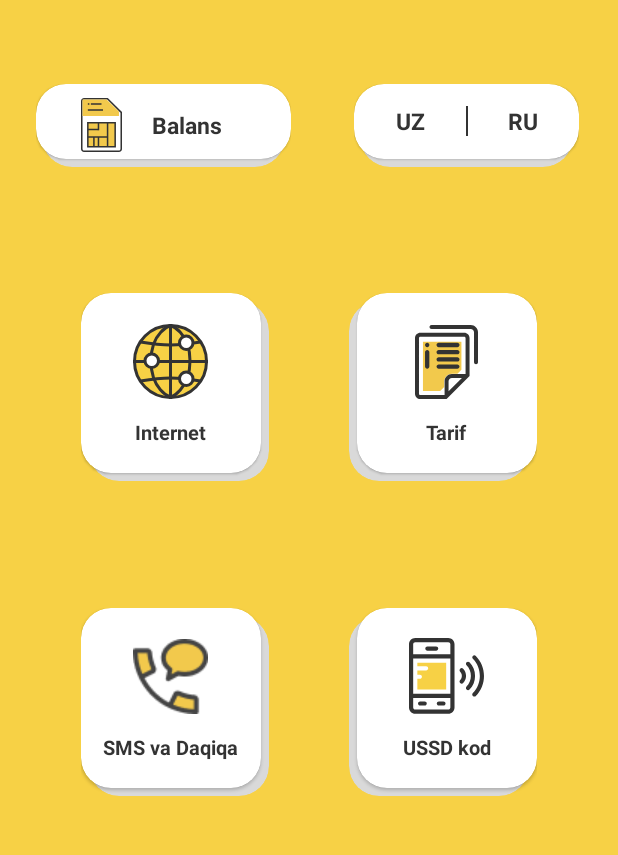
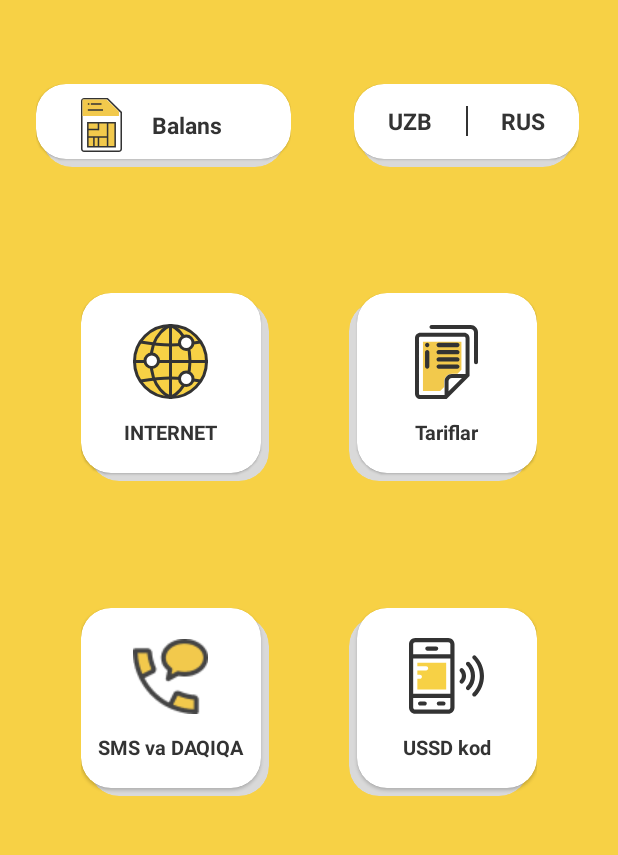
Before and after one commit to Nurullokhan/USSDMobile, an Android app: the screen it shows after launch (MainActivity), on a phone screen of 412 x 824 dp, the part 314-1169 px from its top. Run offline under Robolectric (Android 15) with nearby library versions, the phone set to English and light mode, and no system bars; our stand-ins replace navigation-ui.

Commit message:
"fragment_home" dagi textlar va ranglar ozgartirilidi

```diff
--- a/app/src/main/res/layout/fragment_home.xml
+++ b/app/src/main/res/layout/fragment_home.xml
@@ -4,7 +4,7 @@
     xmlns:tools="http://schemas.android.com/tools"
     android:layout_width="match_parent"
     android:layout_height="match_parent"
-    android:background="#F7D145"
+    android:background="@color/sariq"
     tools:context="com.example.ussdmobile.fragments.FragmentHome">
 
     <!--    <ImageView
@@ -48,7 +48,7 @@
             android:layout_gravity="center_horizontal"
             android:layout_marginTop="5dp"
             android:elevation="@null"
-            app:cardBackgroundColor="#D9D9D9"
+            app:cardBackgroundColor="@color/shadow"
             app:cardCornerRadius="20dp"
             app:cardElevation="@null"
             app:cardMaxElevation="@null" />
@@ -66,7 +66,7 @@
             android:layout_height="wrap_content"
             android:layout_gravity="center|center_vertical"
             android:layout_marginStart="16dp"
-            android:text="Beeline"
+            android:text="@string/beeline"
             android:textColor="#333333"
             android:textSize="32sp"
             android:textStyle="bold|normal"
@@ -105,7 +105,7 @@
             android:layout_gravity="center_horizontal"
             android:layout_marginTop="5dp"
             android:elevation="@null"
-            app:cardBackgroundColor="#D9D9D9"
+            app:cardBackgroundColor="@color/shadow"
             app:cardCornerRadius="20dp"
             app:cardElevation="@null"
             app:cardMaxElevation="@null" />
@@ -123,7 +123,7 @@
             android:layout_height="wrap_content"
             android:layout_gravity="center_horizontal|center"
             android:layout_marginStart="16dp"
-            android:text="Balans"
+            android:text="@string/balans"
             android:textColor="#333333"
             android:textSize="15sp"
             android:textStyle="bold|normal"
@@ -166,7 +166,7 @@
                     android:layout_gravity="center"
                     android:layout_weight="1"
                     android:gravity="center"
-                    android:text="UZ"
+                    android:text="@string/uzb"
                     android:textColor="#333333"
                     android:textSize="15sp"
                     android:textStyle="bold|normal" />
@@ -184,7 +184,7 @@
                     android:layout_gravity="center"
                     android:layout_weight="1"
                     android:gravity="center"
-                    android:text="RU"
+                    android:text="@string/rus"
                     android:textColor="#333333"
                     android:textSize="15sp"
                     android:textStyle="bold|normal" />
@@ -198,7 +198,7 @@
             android:layout_gravity="center_horizontal"
             android:layout_marginTop="5dp"
             android:elevation="@null"
-            app:cardBackgroundColor="#D9D9D9"
+            app:cardBackgroundColor="@color/shadow"
             app:cardCornerRadius="20dp"
             app:cardElevation="@null"
             app:cardMaxElevation="@null" />
@@ -235,7 +235,7 @@
                 android:layout_height="wrap_content"
                 android:layout_gravity="center_horizontal|bottom"
                 android:layout_marginBottom="18dp"
-                android:text="Internet"
+                android:text="@string/internet"
                 android:textColor="#333333"
                 android:textSize="13sp"
                 android:textStyle="bold|normal" />
@@ -248,7 +248,7 @@
             android:layout_marginStart="5dp"
             android:layout_marginTop="5dp"
             android:elevation="@null"
-            app:cardBackgroundColor="#D9D9D9"
+            app:cardBackgroundColor="@color/shadow"
             app:cardCornerRadius="20dp"
             app:cardElevation="@null"
             app:cardMaxElevation="@null" />
@@ -286,7 +286,7 @@
                 android:layout_height="wrap_content"
                 android:layout_gravity="center_horizontal|bottom"
                 android:layout_marginBottom="18dp"
-                android:text="Tarif"
+                android:text="@string/tariflar"
                 android:textColor="#333333"
                 android:textSize="13sp"
                 android:textStyle="bold|normal" />
@@ -298,7 +298,7 @@
             android:layout_height="120dp"
             android:layout_marginTop="5dp"
             android:elevation="@null"
-            app:cardBackgroundColor="#D9D9D9"
+            app:cardBackgroundColor="@color/shadow"
             app:cardCornerRadius="20dp"
             app:cardElevation="@null"
             app:cardMaxElevation="@null" />
@@ -335,7 +335,7 @@
                 android:layout_height="wrap_content"
                 android:layout_gravity="center_horizontal|bottom"
                 android:layout_marginBottom="18dp"
-                android:text="SMS va Daqiqa"
+                android:text="@string/sms_daqiqalar"
                 android:textColor="#333333"
                 android:textSize="13sp"
                 android:textStyle="bold|normal" />
@@ -348,7 +348,7 @@
             android:layout_marginStart="5dp"
             android:layout_marginTop="5dp"
             android:elevation="@null"
-            app:cardBackgroundColor="#D9D9D9"
+            app:cardBackgroundColor="@color/shadow"
             app:cardCornerRadius="20dp"
             app:cardElevation="@null"
             app:cardMaxElevation="@null" />
@@ -386,7 +386,7 @@
                 android:layout_height="wrap_content"
                 android:layout_gravity="center_horizontal|bottom"
                 android:layout_marginBottom="18dp"
-                android:text="USSD kod"
+                android:text="@string/ussd_kod"
                 android:textColor="#333333"
                 android:textSize="13sp"
                 android:textStyle="bold|normal" />
@@ -398,7 +398,7 @@
             android:layout_height="120dp"
             android:layout_marginTop="5dp"
             android:elevation="@null"
-            app:cardBackgroundColor="#D9D9D9"
+            app:cardBackgroundColor="@color/shadow"
             app:cardCornerRadius="20dp"
             app:cardElevation="@null"
             app:cardMaxElevation="@null" />
--- a/app/src/main/res/values/strings.xml
+++ b/app/src/main/res/values/strings.xml
@@ -3,6 +3,8 @@
     <!--BEELINE-->
 
     <string name="app_name">USSDMobile</string>
+
+    <string name="beeline">Beeline</string>
 
     <string name="balans">Balans</string>
 
@@ -21,7 +23,6 @@
 
     <!-- Beeline MB lar-->
 
-    <string name="internet_mb">INTERNET</string>
 
     <string name="birkunga">1 kunga</string>
 
```
